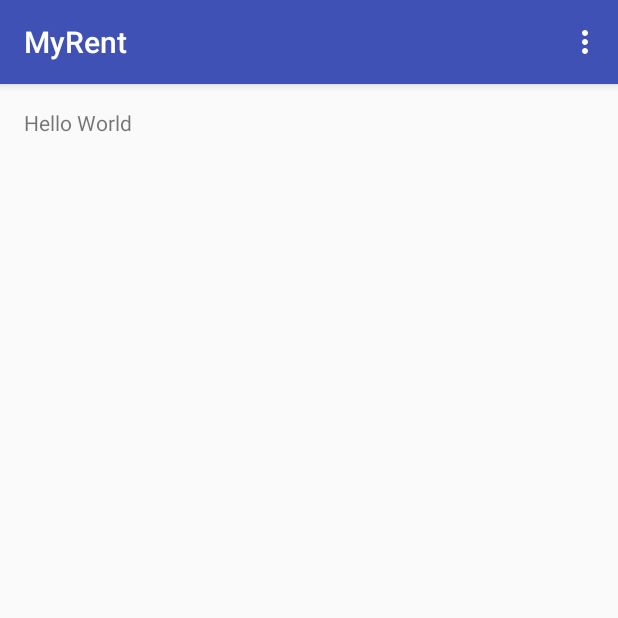
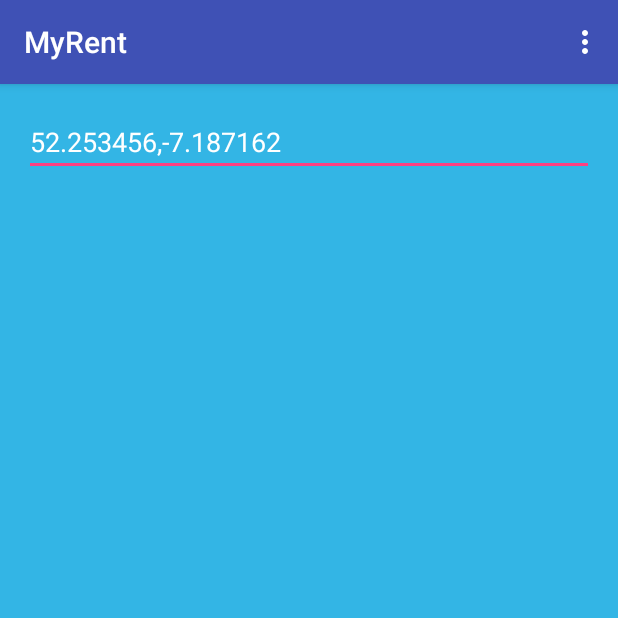
Before and after one commit to austincunningham/Android-MyRent, an Android app: the screen it shows after launch (MyRentActivity), on a phone screen of 412 x 824 dp, the top half of it. Run offline under Robolectric (Android 15) with nearby library versions, the phone set to English and light mode, and no system bars.

Commit message:
added geolocation and changed colours

```diff
--- a/app/src/main/res/layout/activity_myrent.xml
+++ b/app/src/main/res/layout/activity_myrent.xml
@@ -3,14 +3,21 @@
     xmlns:tools="http://schemas.android.com/tools"
     android:layout_width="match_parent"
     android:layout_height="match_parent"
+    android:background="@color/blue"
     android:paddingBottom="@dimen/activity_vertical_margin"
     android:paddingLeft="@dimen/activity_horizontal_margin"
     android:paddingRight="@dimen/activity_horizontal_margin"
     android:paddingTop="@dimen/activity_vertical_margin"
-    tools:context=".MyRent">
+    tools:context=".MyRentActivity" >
 
-    <TextView
-        android:layout_width="wrap_content"
+    <EditText
+        android:id="@+id/geolocation"
+        android:layout_width="match_parent"
         android:layout_height="wrap_content"
-        android:text="@string/hello_world" />
+        android:layout_alignParentLeft="true"
+        android:layout_alignParentRight="true"
+        android:hint="@string/geolocation_hint"
+        android:textColorHint="@color/white"
+        android:textColor="@color/white"/>
+
 </RelativeLayout>
--- a/app/src/main/res/values/colors.xml
+++ b/app/src/main/res/values/colors.xml
@@ -3,4 +3,6 @@
     <color name="colorPrimary">#3F51B5</color>
     <color name="colorPrimaryDark">#303F9F</color>
     <color name="colorAccent">#FF4081</color>
+    <color name="white">#ffffffff</color>
+    <color name="blue">#ff33b5e5</color>
 </resources>
--- a/app/src/main/res/values/strings.xml
+++ b/app/src/main/res/values/strings.xml
@@ -1,5 +1,8 @@
 <resources>
+
     <string name="app_name">MyRent</string>
-    <string name="hello_world">Hello World</string>
+    <string name="title_activity_myrent">MyRentActivity</string>
+    <string name="geolocation_hint">52.253456,-7.187162</string>
     <string name="action_settings">Settings</string>
+
 </resources>
```
